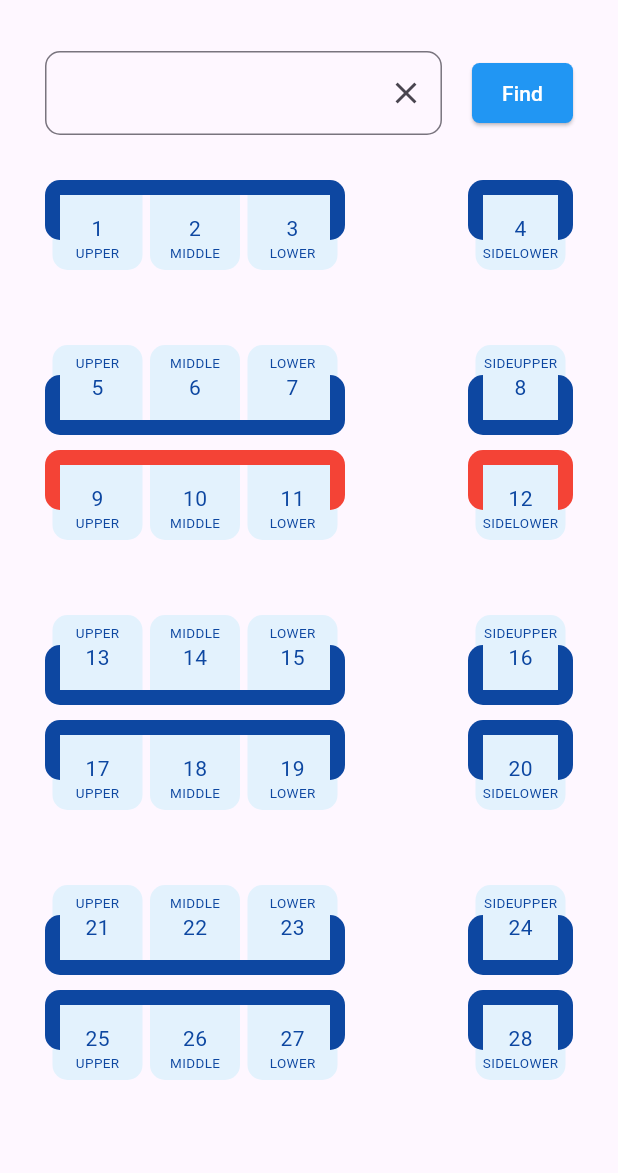
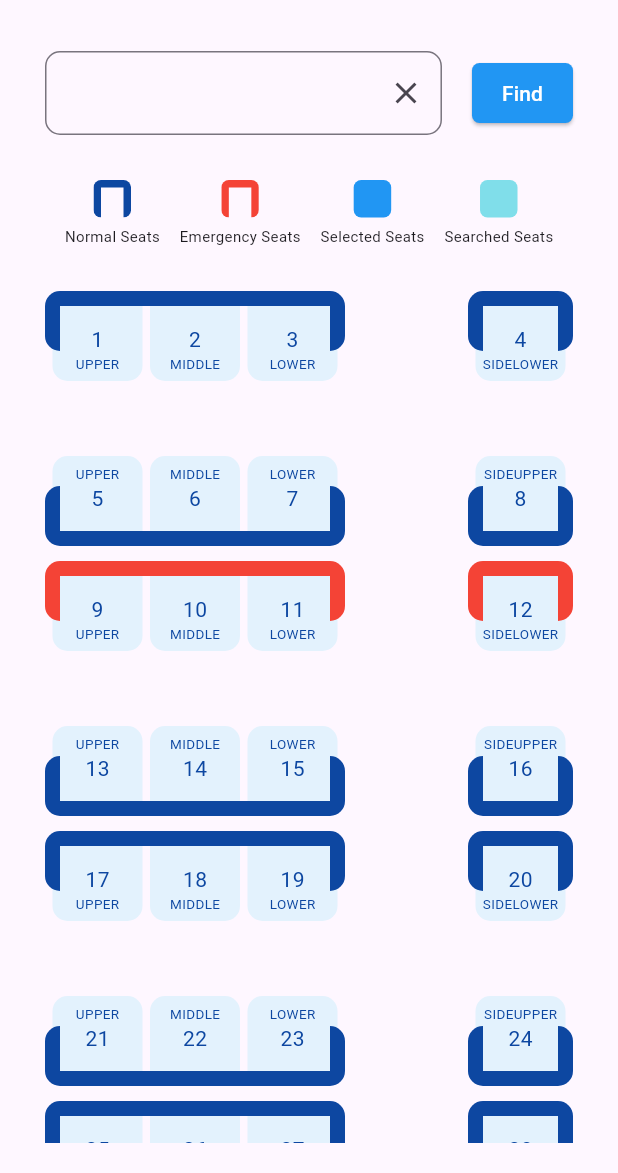
Before and after one commit to laksh29/seat_finder, a Flutter app: the SeatingLayoutFul screen opened directly, on a phone screen of 412 x 824 dp, the part 63-1236 px from its top. Run offline on Flutter 3.47's test engine with Material 3 defaults, Android fonts, the phone set to English and light mode, and no system bars; drawn by our look-alikes of scrollable_positioned_list; our stand-ins replace flutter_riverpod.

Commit message:
feat : added example seats to layout

```diff
--- a/lib/screens/layout.dart
+++ b/lib/screens/layout.dart
@@ -1,11 +1,13 @@
 import 'package:flutter/material.dart';
 import 'package:flutter_riverpod/flutter_riverpod.dart';
 import 'package:scrollable_positioned_list/scrollable_positioned_list.dart';
+import 'package:train_seats/constants/color_constants.dart';
 import 'package:train_seats/constants/sized_box.dart';
 import 'package:train_seats/providers/providers.dart';
 import 'package:train_seats/widgets/compartment_layout.dart';
 
 import '../utils/button_style.dart';
+import '../widgets/example_seats.dart';
 
 class SeatingLayoutFul extends ConsumerStatefulWidget {
   const SeatingLayoutFul({super.key});
@@ -61,7 +63,7 @@ class _SeatingLayoutFulState extends ConsumerState<SeatingLayoutFul> {
           children: [
             Row(
               children: [
-                // textField to find a seat
+                //* textField to find a seat
                 Expanded(
                   child: TextFormField(
                     controller: textController,
@@ -83,7 +85,7 @@ class _SeatingLayoutFulState extends ConsumerState<SeatingLayoutFul> {
                   ),
                 ),
                 buildWidth(20),
-                // find button
+                //* find button
                 ElevatedButton(
                   style: buttonStyle(),
                   onPressed: () {
@@ -97,7 +99,32 @@ class _SeatingLayoutFulState extends ConsumerState<SeatingLayoutFul> {
               ],
             ),
             buildHeight(30),
-            // list view of seats
+
+            Row(
+              mainAxisAlignment: MainAxisAlignment.spaceEvenly,
+              children: [
+                ExampleSeats(
+                  text: "Normal Seats",
+                  color: ColorConstants.dark,
+                  clipped: true,
+                ),
+                ExampleSeats(
+                  text: "Emergency Seats",
+                  color: ColorConstants.emergency,
+                  clipped: true,
+                ),
+                ExampleSeats(
+                  text: "Selected Seats",
+                  color: ColorConstants.selected,
+                ),
+                ExampleSeats(
+                  text: "Searched Seats",
+                  color: ColorConstants.searched,
+                ),
+              ],
+            ),
+            buildHeight(30),
+            //* list view of seats
             Expanded(
               child: ScrollablePositionedList.builder(
                   itemScrollController: scrollController,
```
